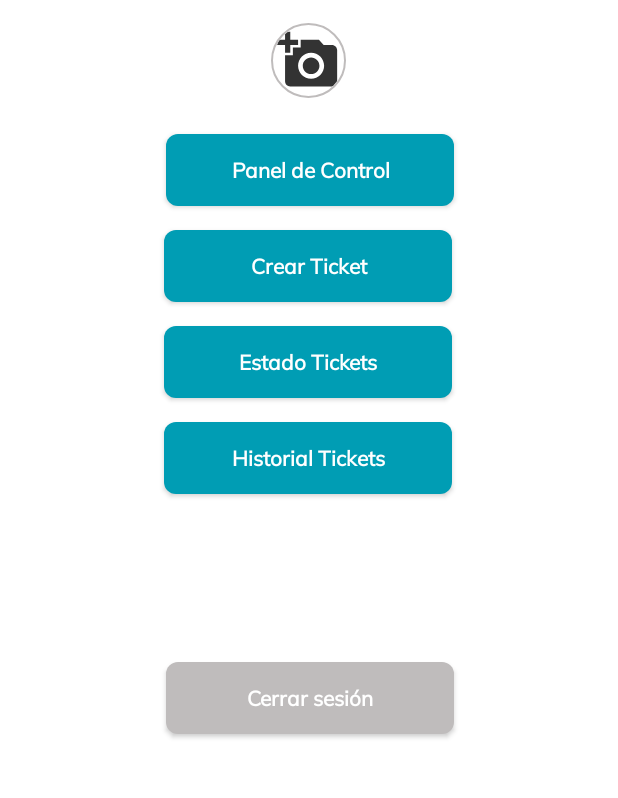
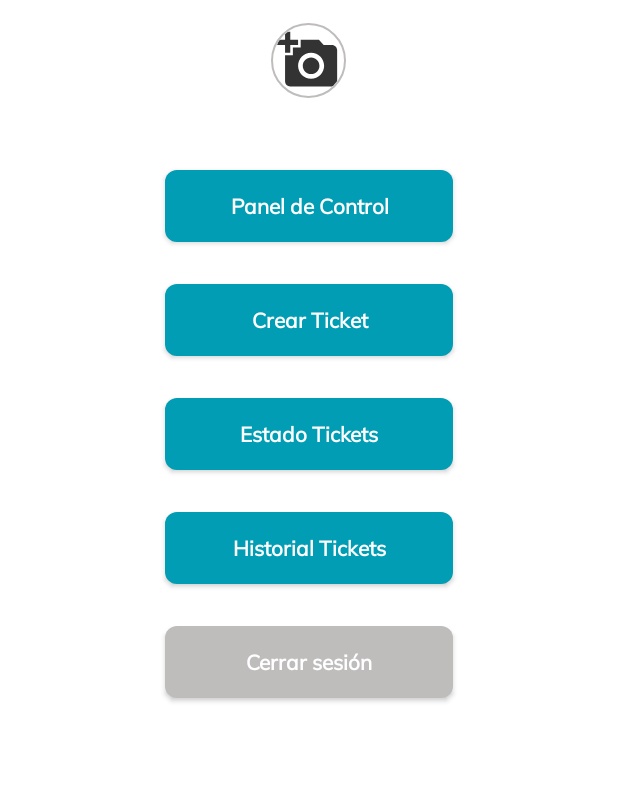
Before and after one commit to asorrochel/SGI_Android, an Android app: the inicioProfesoresMnt screen opened directly, with no data from a screen before it, on a phone screen of 412 x 824 dp, the part 192-990 px from its top. Run offline under Robolectric (Android 15) with nearby library versions, the phone set to English and light mode, and no system bars; our stand-ins replace CircleImageView.

Commit message:
Ajustar Botones

```diff
--- a/app/src/main/res/layout/activity_ajustes.xml
+++ b/app/src/main/res/layout/activity_ajustes.xml
@@ -214,7 +214,6 @@
             android:layout_width="192dp"
             android:layout_height="48dp"
             android:layout_gravity="center_horizontal|center"
-            android:layout_marginStart="111dp"
             android:layout_marginTop="50dp"
             android:background="@drawable/btn_azul"
             android:fontFamily="@font/mulish_ergular"
@@ -224,6 +223,7 @@
             android:textColor="@color/white"
             android:textSize="12sp"
             android:textStyle="bold"
+            app:layout_constraintEnd_toEndOf="parent"
             app:layout_constraintStart_toStartOf="parent"
             app:layout_constraintTop_toBottomOf="@+id/ajustes_silenciar_notificaciones" />
 
--- a/app/src/main/res/layout/activity_crear_ticket.xml
+++ b/app/src/main/res/layout/activity_crear_ticket.xml
@@ -57,7 +57,7 @@
             android:id="@+id/crear_ticket_aula_dropdown"
             android:layout_width="347dp"
             android:layout_height="wrap_content"
-            android:layout_marginStart="32dp"
+            android:layout_marginStart="13dp"
             android:layout_marginTop="4dp"
             android:layout_marginEnd="32dp"
             android:alpha="0.4"
--- a/app/src/main/res/layout/activity_crear_ticket_img.xml
+++ b/app/src/main/res/layout/activity_crear_ticket_img.xml
@@ -57,7 +57,7 @@
             android:id="@+id/crear_ticket_aula_img_dropdown"
             android:layout_width="347dp"
             android:layout_height="wrap_content"
-            android:layout_marginStart="32dp"
+            android:layout_marginStart="13dp"
             android:layout_marginTop="4dp"
             android:layout_marginEnd="32dp"
             android:alpha="0.4"
--- a/app/src/main/res/layout/activity_inicio_profesores_mnt.xml
+++ b/app/src/main/res/layout/activity_inicio_profesores_mnt.xml
@@ -53,105 +53,90 @@
             android:layout_width="192dp"
             android:layout_height="48dp"
             android:layout_gravity="center_horizontal|center"
-            android:layout_marginStart="109dp"
-            android:layout_marginTop="24dp"
-            android:layout_marginEnd="109dp"
+            android:layout_marginTop="48dp"
             android:background="@drawable/btn_azul"
             android:fontFamily="@font/mulish_ergular"
             android:gravity="center"
             android:text="@string/inicio_panel_control"
+            android:textAllCaps="false"
             android:textColor="@color/white"
             android:textSize="14sp"
             android:textStyle="bold"
             app:layout_constraintEnd_toEndOf="parent"
-            app:layout_constraintHorizontal_bias="1.0"
             app:layout_constraintStart_toStartOf="parent"
-            app:layout_constraintTop_toTopOf="parent"
-            android:textAllCaps="false"/>
+            app:layout_constraintTop_toTopOf="parent" />
 
         <androidx.appcompat.widget.AppCompatButton
             android:id="@+id/inicio_profesores_mnt_btn_estado_ticket"
             android:layout_width="192dp"
             android:layout_height="48dp"
             android:layout_gravity="center_horizontal|center"
-            android:layout_marginStart="109dp"
-            android:layout_marginTop="16dp"
-            android:layout_marginEnd="109dp"
+            android:layout_marginTop="28dp"
             android:background="@drawable/btn_azul"
             android:fontFamily="@font/mulish_ergular"
             android:gravity="center"
             android:text="@string/inicio_estado_ticket"
+            android:textAllCaps="false"
             android:textColor="@color/white"
             android:textSize="14sp"
             android:textStyle="bold"
             app:layout_constraintEnd_toEndOf="parent"
-            app:layout_constraintHorizontal_bias="0.0"
             app:layout_constraintStart_toStartOf="parent"
-            app:layout_constraintTop_toBottomOf="@+id/inicio_profesores_mnt_btn_crear_ticket"
-            android:textAllCaps="false"/>
+            app:layout_constraintTop_toBottomOf="@+id/inicio_profesores_mnt_btn_crear_ticket" />
 
         <androidx.appcompat.widget.AppCompatButton
             android:id="@+id/inicio_profesores_mnt_btn_historial_ticket"
             android:layout_width="192dp"
             android:layout_height="48dp"
             android:layout_gravity="center_horizontal|center"
-            android:layout_marginStart="109dp"
-            android:layout_marginTop="16dp"
-            android:layout_marginEnd="109dp"
+            android:layout_marginTop="28dp"
             android:background="@drawable/btn_azul"
             android:fontFamily="@font/mulish_ergular"
             android:gravity="center"
             android:text="@string/inicio_historial_ticket"
+            android:textAllCaps="false"
             android:textColor="@color/white"
             android:textSize="14sp"
             android:textStyle="bold"
             app:layout_constraintEnd_toEndOf="parent"
-            app:layout_constraintHorizontal_bias="0.0"
             app:layout_constraintStart_toStartOf="parent"
-            app:layout_constraintTop_toBottomOf="@+id/inicio_profesores_mnt_btn_estado_ticket"
-            android:textAllCaps="false"/>
+            app:layout_constraintTop_toBottomOf="@+id/inicio_profesores_mnt_btn_estado_ticket" />
 
         <androidx.appcompat.widget.AppCompatButton
             android:id="@+id/inicio_profesores_mnt_btn_crear_ticket"
             android:layout_width="192dp"
             android:layout_height="48dp"
             android:layout_gravity="center_horizontal|center"
-            android:layout_marginStart="109dp"
-            android:layout_marginTop="16dp"
-            android:layout_marginEnd="109dp"
+            android:layout_marginTop="28dp"
             android:background="@drawable/btn_azul"
             android:fontFamily="@font/mulish_ergular"
             android:gravity="center"
             android:text="@string/inicio_crear_ticket"
+            android:textAllCaps="false"
             android:textColor="@color/white"
             android:textSize="14sp"
             android:textStyle="bold"
             app:layout_constraintEnd_toEndOf="parent"
-            app:layout_constraintHorizontal_bias="0.0"
             app:layout_constraintStart_toStartOf="parent"
-            app:layout_constraintTop_toBottomOf="@+id/inicio_profesores_mnt_btn_panel"
-            android:textAllCaps="false"/>
+            app:layout_constraintTop_toBottomOf="@+id/inicio_profesores_mnt_btn_panel" />
 
         <androidx.appcompat.widget.AppCompatButton
             android:id="@+id/inicio_profesores_mnt_btn_cerrar_sesion"
             android:layout_width="192dp"
             android:layout_height="48dp"
             android:layout_gravity="center_horizontal|center"
-            android:layout_marginStart="109dp"
-            android:layout_marginTop="376dp"
-            android:layout_marginEnd="109dp"
+            android:layout_marginTop="28dp"
             android:background="@drawable/btn_gris"
             android:fontFamily="@font/mulish_ergular"
             android:gravity="center"
             android:text="@string/inicio_cerrar_sesion"
+            android:textAllCaps="false"
             android:textColor="@color/white"
             android:textSize="14sp"
             android:textStyle="bold"
             app:layout_constraintEnd_toEndOf="parent"
-            app:layout_constraintHorizontal_bias="1.0"
             app:layout_constraintStart_toStartOf="parent"
-            app:layout_constraintTop_toTopOf="parent"
-            android:textAllCaps="false"/>
+            app:layout_constraintTop_toBottomOf="@+id/inicio_profesores_mnt_btn_historial_ticket" />
 
     </androidx.constraintlayout.widget.ConstraintLayout>
 
```
Also changed, not shown: app/src/main/res/layout/activity_inicio_profesor_alumno.xml (+3 -12 lines), app/src/main/res/layout/activity_inicio_tutores.xml (+4 -16 lines), app/src/main/res/layout/activity_inicio_tutores_mnt.xml (+35 -41 lines).
